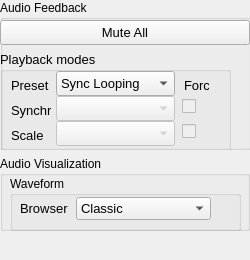
Qt form libs/gui-osg-qt/ACAudioControlsDockWidgetQt.ui (MediaCycle/MediaCycle) before a commit.
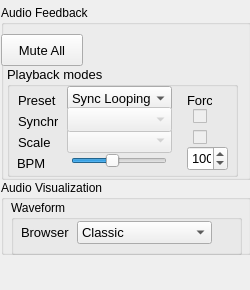
The same form after that commit.

Commit message: Added a general BPM slider to the audio controls dock.

What changed in the file:
```diff
--- a/libs/gui-osg-qt/ACAudioControlsDockWidgetQt.ui
+++ b/libs/gui-osg-qt/ACAudioControlsDockWidgetQt.ui
@@ -7,7 +7,7 @@
     <x>0</x>
     <y>0</y>
     <width>250</width>
-    <height>260</height>
+    <height>290</height>
    </rect>
   </property>
   <property name="sizePolicy">
@@ -19,13 +19,13 @@
   <property name="minimumSize">
    <size>
     <width>250</width>
-    <height>260</height>
+    <height>290</height>
    </size>
   </property>
   <property name="maximumSize">
    <size>
     <width>250</width>
-    <height>260</height>
+    <height>290</height>
    </size>
   </property>
   <property name="features">
@@ -47,24 +47,18 @@
    <property name="minimumSize">
     <size>
      <width>250</width>
-     <height>200</height>
+     <height>264</height>
     </size>
    </property>
-   <widget class="QWidget" name="layoutWidgetGlobal">
-    <property name="geometry">
-     <rect>
-      <x>0</x>
-      <y>0</y>
-      <width>251</width>
-      <height>231</height>
-     </rect>
-    </property>
-    <layout class="QVBoxLayout" name="verticalLayoutGlobal">
-     <property name="sizeConstraint">
-      <enum>QLayout::SetMinimumSize</enum>
-     </property>
-     <item>
       <widget class="QGroupBox" name="groupBoxFeedback">
+    <property name="geometry">
+     <rect>
+      <x>1</x>
+      <y>5</y>
+      <width>250</width>
+      <height>175</height>
+     </rect>
+    </property>
        <property name="sizePolicy">
         <sizepolicy hsizetype="MinimumExpanding" vsizetype="MinimumExpanding">
          <horstretch>0</horstretch>
@@ -89,21 +83,15 @@
        <property name="flat">
         <bool>true</bool>
        </property>
-       <widget class="QWidget" name="layoutWidgetFeedback">
-        <property name="geometry">
-         <rect>
-          <x>0</x>
-          <y>20</y>
-          <width>251</width>
-          <height>131</height>
-         </rect>
-        </property>
-        <layout class="QVBoxLayout" name="verticalLayoutFeedback">
-         <property name="sizeConstraint">
-          <enum>QLayout::SetMinimumSize</enum>
-         </property>
-         <item>
           <widget class="QPushButton" name="pushButtonMuteAll">
+     <property name="geometry">
+      <rect>
+       <x>0</x>
+       <y>29</y>
+       <width>82</width>
+       <height>32</height>
+      </rect>
+     </property>
            <property name="maximumSize">
             <size>
              <width>250</width>
@@ -119,9 +107,15 @@
             <string>Mute All</string>
            </property>
           </widget>
-         </item>
-         <item>
           <widget class="QGroupBox" name="groupBoxModes">
+     <property name="geometry">
+      <rect>
+       <x>6</x>
+       <y>61</y>
+       <width>231</width>
+       <height>111</height>
+      </rect>
+     </property>
            <property name="sizePolicy">
             <sizepolicy hsizetype="MinimumExpanding" vsizetype="MinimumExpanding">
              <horstretch>0</horstretch>
@@ -137,7 +131,7 @@
            <property name="maximumSize">
             <size>
              <width>231</width>
-             <height>100</height>
+       <height>120</height>
             </size>
            </property>
            <property name="font">
@@ -154,7 +148,7 @@
            <widget class="QLabel" name="labelForce">
             <property name="geometry">
              <rect>
-              <x>184</x>
+        <x>180</x>
               <y>22</y>
               <width>25</width>
               <height>25</height>
@@ -185,7 +179,7 @@
             <property name="geometry">
              <rect>
               <x>11</x>
-              <y>47</y>
+        <y>43</y>
               <width>40</width>
               <height>25</height>
              </rect>
@@ -217,9 +211,9 @@
             </property>
             <property name="geometry">
              <rect>
-              <x>56</x>
-              <y>70</y>
-              <width>119</width>
+        <x>60</x>
+        <y>62</y>
+        <width>105</width>
               <height>25</height>
              </rect>
             </property>
@@ -248,7 +242,7 @@
             <property name="geometry">
              <rect>
               <x>11</x>
-              <y>72</y>
+        <y>64</y>
               <width>40</width>
               <height>25</height>
              </rect>
@@ -280,9 +274,9 @@
             </property>
             <property name="geometry">
              <rect>
-              <x>56</x>
+        <x>60</x>
               <y>20</y>
-              <width>119</width>
+        <width>105</width>
               <height>25</height>
              </rect>
             </property>
@@ -328,8 +322,8 @@
             </property>
             <property name="geometry">
              <rect>
-              <x>182</x>
-              <y>45</y>
+        <x>186</x>
+        <y>40</y>
               <width>18</width>
               <height>20</height>
              </rect>
@@ -364,8 +358,8 @@
             </property>
             <property name="geometry">
              <rect>
-              <x>182</x>
-              <y>70</y>
+        <x>186</x>
+        <y>61</y>
               <width>18</width>
               <height>20</height>
              </rect>
@@ -436,9 +430,9 @@
             </property>
             <property name="geometry">
              <rect>
-              <x>56</x>
-              <y>45</y>
-              <width>119</width>
+        <x>60</x>
+        <y>41</y>
+        <width>105</width>
               <height>25</height>
              </rect>
             </property>
@@ -463,14 +457,93 @@
              <number>-1</number>
             </property>
            </widget>
-          </widget>
-         </item>
-        </layout>
-       </widget>
-      </widget>
-     </item>
-     <item>
+     <widget class="QSlider" name="horizontalSliderBPM">
+      <property name="geometry">
+       <rect>
+        <x>64</x>
+        <y>87</y>
+        <width>96</width>
+        <height>16</height>
+       </rect>
+      </property>
+      <property name="minimum">
+       <number>1</number>
+      </property>
+      <property name="maximum">
+       <number>240</number>
+      </property>
+      <property name="value">
+       <number>100</number>
+      </property>
+      <property name="orientation">
+       <enum>Qt::Horizontal</enum>
+      </property>
+     </widget>
+     <widget class="QLabel" name="labelScaleBPM">
+      <property name="geometry">
+       <rect>
+        <x>10</x>
+        <y>85</y>
+        <width>40</width>
+        <height>25</height>
+       </rect>
+      </property>
+      <property name="minimumSize">
+       <size>
+        <width>40</width>
+        <height>25</height>
+       </size>
+      </property>
+      <property name="maximumSize">
+       <size>
+        <width>40</width>
+        <height>20</height>
+       </size>
+      </property>
+      <property name="font">
+       <font>
+        <pointsize>10</pointsize>
+       </font>
+      </property>
+      <property name="text">
+       <string>BPM</string>
+      </property>
+     </widget>
+     <widget class="QSpinBox" name="spinBoxBPM">
+      <property name="geometry">
+       <rect>
+        <x>180</x>
+        <y>80</y>
+        <width>41</width>
+        <height>25</height>
+       </rect>
+      </property>
+      <property name="font">
+       <font>
+        <pointsize>10</pointsize>
+       </font>
+      </property>
+      <property name="minimum">
+       <number>1</number>
+      </property>
+      <property name="maximum">
+       <number>240</number>
+      </property>
+      <property name="value">
+       <number>100</number>
+      </property>
+     </widget>
+    </widget>
+   </widget>
       <widget class="QGroupBox" name="groupBoxVisualization">
+    <property name="geometry">
+     <rect>
+      <x>1</x>
+      <y>180</y>
+      <width>250</width>
+      <height>75</height>
+     </rect>
+    </property>
        <property name="sizePolicy">
         <sizepolicy hsizetype="MinimumExpanding" vsizetype="MinimumExpanding">
          <horstretch>0</horstretch>
@@ -587,9 +660,6 @@
          </layout>
         </widget>
        </widget>
-      </widget>
-     </item>
-    </layout>
    </widget>
   </widget>
  </widget>
```
Lines whose indentation alone changed are shown as unchanged. The commit also changes 3 other files.
